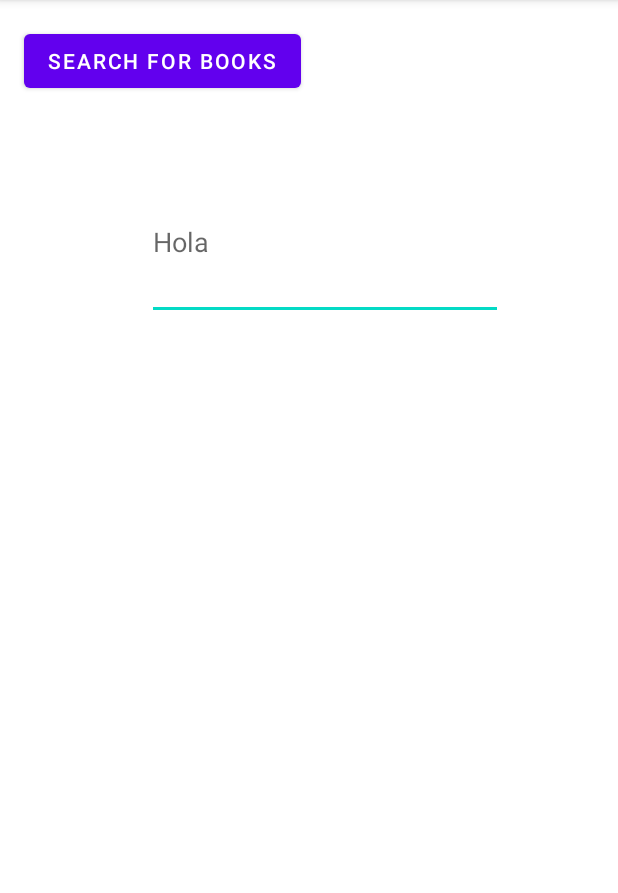
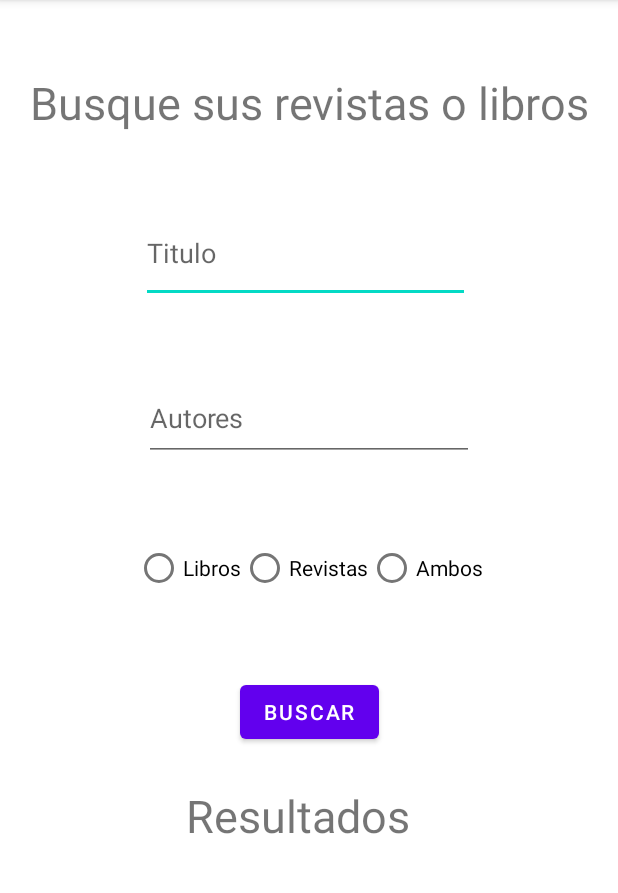
Before and after one commit to JBarthaP/PAD, an Android app: the screen it shows after launch (MainActivity), on a phone screen of 412 x 824 dp, the part 84-977 px from its top. Run offline under Robolectric (Android 15) with nearby library versions, the phone set to English and light mode, and no system bars.

Commit message:
Adaptación a BookInfo funciona, añadido RadioGroup
Añadido tambien ajustes para comprobación de conexiones y de inputs. Partes opcionales finales hechas

```diff
--- a/Practica2/app/src/main/java/es/ucm/fdi/googlebooksclient/BookInfo.java
+++ b/Practica2/app/src/main/java/es/ucm/fdi/googlebooksclient/BookInfo.java
@@ -28,10 +28,8 @@ public class BookInfo {
 
     @Override
     public String toString() {
-        return "BookInfo {" +
+        return
                 "title='" + title + '\'' +
-                ", authors='" + authors + '\'' +
-                ", infoLink=" + infoLink +
-                '}';
+                ", authors='" + authors + '\'';
     }
 }
--- a/Practica2/app/src/main/java/es/ucm/fdi/googlebooksclient/BookLoader.java
+++ b/Practica2/app/src/main/java/es/ucm/fdi/googlebooksclient/BookLoader.java
@@ -61,7 +61,9 @@ public class BookLoader extends AsyncTaskLoader<List<BookInfo>> {
 
                 try {
                     title = info.getString("title");
-                    author = info.getString("authors");
+                    if(info.has("authors")) {
+                        author = info.getString("authors");
+                    }
 
 //                    Log.d(TAG, title + "" + author);
                     urlInfo = info.getString("infoLink");
--- a/Practica2/app/src/main/res/layout/activity_main.xml
+++ b/Practica2/app/src/main/res/layout/activity_main.xml
@@ -6,59 +6,114 @@
     android:layout_height="match_parent"
     tools:context=".MainActivity">
 
+    <TextView
+        android:id="@+id/titleApp"
+        android:layout_width="wrap_content"
+        android:layout_height="wrap_content"
+        android:text="@string/titleApp"
+        android:textSize="@dimen/resultSize"
+        app:layout_constraintBottom_toTopOf="@+id/title"
+        app:layout_constraintEnd_toEndOf="parent"
+        app:layout_constraintHorizontal_bias="0.5"
+        app:layout_constraintStart_toStartOf="parent"
+        app:layout_constraintTop_toTopOf="parent" />
+
     <Button
         android:id="@+id/search_button"
         android:layout_width="wrap_content"
         android:layout_height="wrap_content"
         android:text="@string/search_button"
-        app:layout_constraintBottom_toBottomOf="parent"
+        app:layout_constraintBottom_toTopOf="@+id/resultadosText"
         app:layout_constraintEnd_toEndOf="parent"
-        app:layout_constraintHorizontal_bias="0.07"
         app:layout_constraintStart_toStartOf="parent"
         app:layout_constraintTop_toTopOf="parent"
-        app:layout_constraintVertical_bias="0.023" />
+        app:layout_constraintVertical_bias="0.948" />
 
     <EditText
-        android:id="@+id/buscador"
-        android:layout_width="237dp"
-        android:layout_height="103dp"
+        android:id="@+id/title"
+        android:layout_width="219dp"
+        android:layout_height="66dp"
         android:layout_marginStart="98dp"
-        android:layout_marginTop="50dp"
         android:layout_marginEnd="103dp"
-        android:layout_marginBottom="573dp"
         android:ems="10"
-        android:hint="Hola"
+        android:hint="@string/title"
         android:inputType="textPersonName"
-        app:layout_constraintBottom_toBottomOf="parent"
+        app:layout_constraintBottom_toTopOf="@+id/authors"
         app:layout_constraintEnd_toEndOf="parent"
-        app:layout_constraintHorizontal_bias="0.0"
+        app:layout_constraintHorizontal_bias="0.5"
         app:layout_constraintStart_toStartOf="parent"
-        app:layout_constraintTop_toBottomOf="@+id/search_button"
-        app:layout_constraintVertical_bias="0.203" />
+        app:layout_constraintTop_toBottomOf="@+id/titleApp"
+        app:layout_constraintVertical_chainStyle="spread" />
 
     <RadioGroup
         android:id="@+id/filtros"
-        android:layout_width="20dp"
-        android:layout_height="26dp"
-        android:layout_marginStart="52dp"
-        android:layout_marginTop="237dp"
-        android:layout_marginEnd="359dp"
-        android:layout_marginBottom="494dp"
+        android:layout_width="match_parent"
+        android:layout_height="wrap_content"
+        android:gravity="center"
+        android:orientation="horizontal"
+        android:textAlignment="center"
+        app:layout_constraintBottom_toTopOf="@+id/search_button"
+        app:layout_constraintEnd_toEndOf="parent"
+        app:layout_constraintHorizontal_bias="0.5"
+        app:layout_constraintStart_toStartOf="parent"
+        app:layout_constraintTop_toBottomOf="@+id/authors">
+
+        <RadioButton
+            android:id="@+id/radio_books"
+            android:layout_width="wrap_content"
+            android:layout_height="wrap_content"
+            android:text="@string/books" />
+
+        <RadioButton
+            android:id="@+id/radio_magazines"
+            android:layout_width="wrap_content"
+            android:layout_height="wrap_content"
+            android:text="@string/magazines" />
+
+        <RadioButton
+            android:id="@+id/radio_all"
+            android:layout_width="wrap_content"
+            android:layout_height="wrap_content"
+            android:text="@string/all" />
+    </RadioGroup>
+
+    <EditText
+        android:id="@+id/authors"
+        android:layout_width="220dp"
+        android:layout_height="57dp"
+        android:ems="10"
+        android:hint="@string/authors"
+        android:inputType="textPersonName"
+        app:layout_constraintBottom_toTopOf="@+id/filtros"
+        app:layout_constraintEnd_toEndOf="parent"
+        app:layout_constraintHorizontal_bias="0.5"
+        app:layout_constraintStart_toStartOf="parent"
+        app:layout_constraintTop_toBottomOf="@+id/title" />
+
+    <include
+        android:id="@+id/include3"
+        layout="@layout/recyclerview_main"
+        android:layout_width="0dp"
+        android:layout_height="wrap_content"
         app:layout_constraintBottom_toBottomOf="parent"
         app:layout_constraintEnd_toEndOf="parent"
+        app:layout_constraintHorizontal_bias="1.0"
         app:layout_constraintStart_toStartOf="parent"
-        app:layout_constraintTop_toTopOf="parent" />
+        app:layout_constraintTop_toBottomOf="@+id/resultadosText" />
 
-    <include
-        layout="@layout/recyclerview_main"
-        android:layout_width="403dp"
-        android:layout_height="451dp"
-        android:layout_marginTop="30dp"
-        android:layout_marginEnd="8dp"
-        app:layout_constraintBottom_toBottomOf="parent"
+    <TextView
+        android:id="@+id/resultadosText"
+        android:layout_width="162dp"
+        android:layout_height="51dp"
+        android:text="@string/results"
+        android:textSize="@dimen/resultSize"
+        app:layout_constraintBottom_toTopOf="@+id/include3"
         app:layout_constraintEnd_toEndOf="parent"
+        app:layout_constraintHorizontal_bias="0.497"
         app:layout_constraintStart_toStartOf="parent"
-        app:layout_constraintTop_toBottomOf="@+id/filtros" />
+        app:layout_constraintTop_toTopOf="parent"
+        app:layout_constraintVertical_bias="0.73"
+        app:layout_constraintVertical_chainStyle="packed" />
 
 
 </androidx.constraintlayout.widget.ConstraintLayout>
--- a/Practica2/app/src/main/res/values/colors.xml
+++ b/Practica2/app/src/main/res/values/colors.xml
@@ -7,4 +7,5 @@
     <color name="teal_700">#FF018786</color>
     <color name="black">#FF000000</color>
     <color name="white">#FFFFFFFF</color>
+    <color name="backgroundElement">#444</color>
 </resources>
--- /dev/null
+++ b/Practica2/app/src/main/res/values/dimen.xml
@@ -0,0 +1,6 @@
+<?xml version="1.0" encoding="utf-8"?>
+<resources>
+    <dimen name="resultSize">30sp</dimen>
+    <dimen name="marginElement">10dp</dimen>
+    <dimen name="textElement">21sp</dimen>
+</resources>
--- a/Practica2/app/src/main/res/values/strings.xml
+++ b/Practica2/app/src/main/res/values/strings.xml
@@ -1,4 +1,17 @@
 <resources>
     <string name="app_name">GoogleBooksClient</string>
-    <string name="search_button">Search for Books</string>
+    <string name="search_button">Buscar</string>
+    <string name="results">Resultados</string>
+    <string name="books">Libros</string>
+    <string name="magazines">Revistas</string>
+    <string name="all">Ambos</string>
+    <string name="title">Titulo</string>
+    <string name="authors">Autores</string>
+    <string name="titleApp">Busque sus revistas o libros</string>
+    <string name="loading">Cargando...</string>
+    <string name="no_data">No hay resultados</string>
+    <string name="no_search">Por favor introduzca un campo de búsqueda</string>
+    <string name="no_network">Por favor conmpruebe su conexión y intentelo de nuevo</string>
+
+
 </resources>
```
Also changed, not shown: Practica2/app/src/main/java/es/ucm/fdi/googlebooksclient/BookLoaderCallbacks.java (+7 -3 lines), Practica2/app/src/main/java/es/ucm/fdi/googlebooksclient/BooksResultListAdapter.java (+5 -3 lines), Practica2/app/src/main/java/es/ucm/fdi/googlebooksclient/MainActivity.java (+82 -15 lines), Practica2/app/src/main/res/layout/element_recyclerview.xml (+7 -6 lines), Practica2/app/src/main/res/values/style.xml (added, +11 -0 lines).
